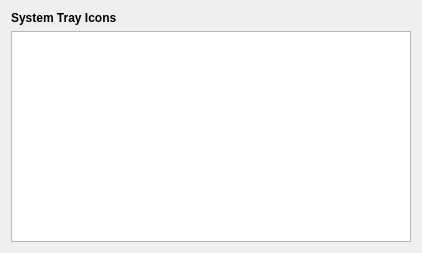
Before: the Qt Designer form plasma/generic/applets/systemtray/ui/autohide.ui in mgottschlag/kwin-tiling, drawn with Qt 5.
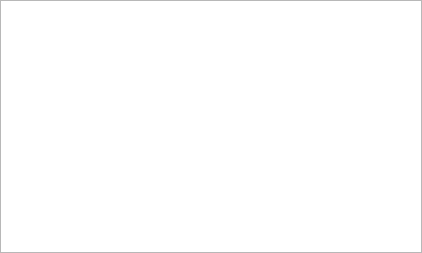
After: the same form once the commit is applied.

Commit message: no margin and remove redundant label

```diff
--- a/plasma/generic/applets/systemtray/ui/autohide.ui
+++ b/plasma/generic/applets/systemtray/ui/autohide.ui
@@ -11,19 +11,9 @@
    </rect>
   </property>
   <layout class="QVBoxLayout" name="verticalLayout">
-   <item>
-    <widget class="QLabel" name="label_2">
-     <property name="font">
-      <font>
-       <weight>75</weight>
-       <bold>true</bold>
-      </font>
-     </property>
-     <property name="text">
-      <string>System Tray Icons</string>
-     </property>
-    </widget>
-   </item>
+   <property name="margin">
+    <number>0</number>
+   </property>
    <item>
     <widget class="QTreeWidget" name="icons">
      <property name="rootIsDecorated">
```
